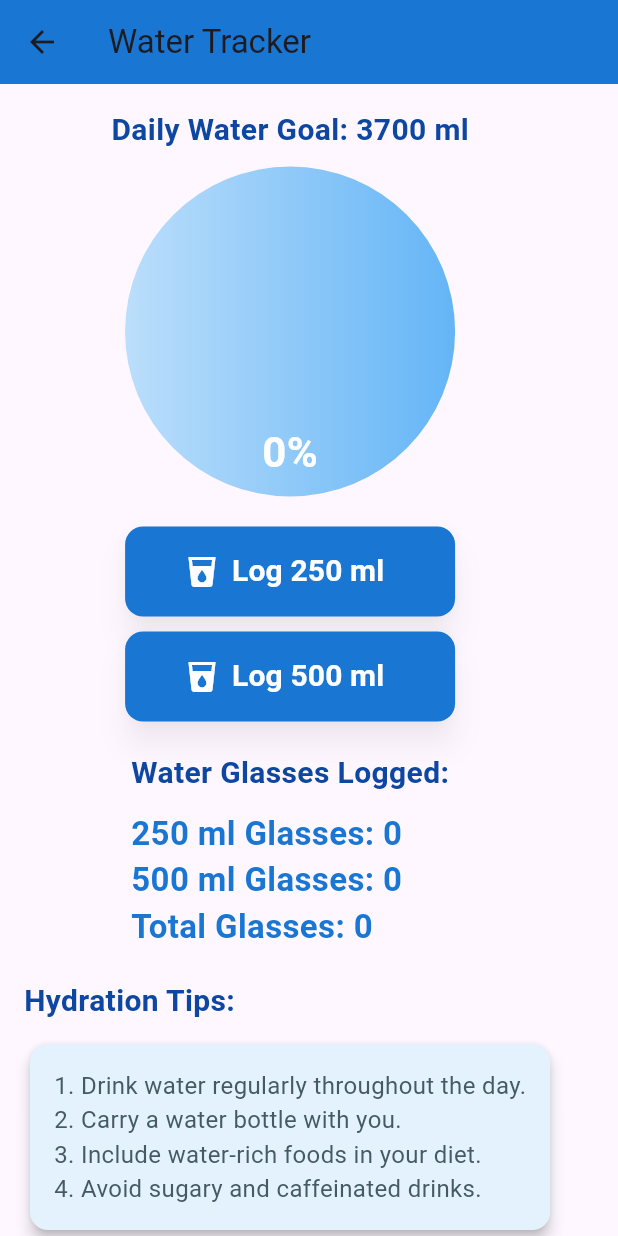
After one commit to hashanwijemanna/NutriMob, a Flutter app: the WaterTrackingScreen screen opened directly, on a phone screen of 412 x 824 dp. The commit adds this screen. Run offline on Flutter 3.47's test engine with Material 3 defaults, Android fonts, the phone set to English and light mode, and no system bars; our stand-ins replace cloud_firestore, firebase_auth, firebase_core, firebase_database, fl_chart, google_fonts and 2 more; accounts and stored records are empty.

Commit message:
Update
patch update

```diff
--- /dev/null
+++ b/nutri_mob/lib/WaterTracker.dart
@@ -0,0 +1,231 @@
+import 'package:flutter/material.dart';
+
+class WaterTrackingScreen extends StatefulWidget {
+  @override
+  _WaterTrackingScreenState createState() => _WaterTrackingScreenState();
+}
+
+class _WaterTrackingScreenState extends State<WaterTrackingScreen> {
+  int waterConsumed = 0; // in ml
+  final int waterGoal = 3700; // daily goal in ml
+  int count250mlGlasses = 0; // Count of 250 ml glasses logged
+  int count500mlGlasses = 0; // Count of 500 ml glasses logged
+
+  void _logWater(int amount) {
+    setState(() {
+      waterConsumed = (waterConsumed + amount).clamp(0, waterGoal);
+      if (amount == 250) {
+        count250mlGlasses += 1; // Increment the count for 250 ml glasses
+      } else if (amount == 500) {
+        count500mlGlasses += 1; // Increment the count for 500 ml glasses
+      }
+    });
+  }
+
+  @override
+  Widget build(BuildContext context) {
+    final size = MediaQuery.of(context).size;
+    final isPortrait = MediaQuery.of(context).orientation == Orientation.portrait;
+
+    return Scaffold(
+      appBar: AppBar(
+        title: Text('Water Tracker'),
+        backgroundColor: Colors.blue.shade700,
+        elevation: 0,
+      ),
+      body: SingleChildScrollView(
+        padding: EdgeInsets.all(isPortrait ? 16.0 : 24.0),
+        child: Column(
+          crossAxisAlignment: CrossAxisAlignment.center,
+          children: [
+            _buildWaterLevelTracker(size),
+            SizedBox(height: isPortrait ? 20 : 30),
+            _buildLogWaterButtons(),
+            SizedBox(height: isPortrait ? 20 : 30),
+            _buildWaterGlassesCount(),
+            SizedBox(height: isPortrait ? 20 : 30),
+            _buildHydrationTips(),
+          ],
+        ),
+      ),
+    );
+  }
+
+  Widget _buildWaterLevelTracker(Size size) {
+    double progress = waterConsumed / waterGoal;
+    return Column(
+      children: [
+        Text(
+          'Daily Water Goal: $waterGoal ml',
+          style: TextStyle(
+            fontSize: size.width > 600 ? 24 : 20,
+            fontWeight: FontWeight.bold,
+            color: Colors.blue.shade900,
+          ),
+        ),
+        SizedBox(height: 10),
+        Stack(
+          alignment: Alignment.center,
+          children: [
+            Container(
+              width: size.width > 600 ? 240 : 220,
+              height: size.width > 600 ? 240 : 220,
+              decoration: BoxDecoration(
+                shape: BoxShape.circle,
+                gradient: LinearGradient(
+                  colors: [Colors.blue.shade100, Colors.blue.shade300],
+                ),
+              ),
+            ),
+            Container(
+              width: size.width > 600 ? 220 : 200,
+              height: size.width > 600 ? 220 : 200,
+              child: Stack(
+                alignment: Alignment.bottomCenter,
+                children: [
+                  AnimatedContainer(
+                    width: size.width > 600 ? 220 : 200,
+                    height: (size.width > 600 ? 220 : 200) * progress,
+                    decoration: BoxDecoration(
+                      shape: BoxShape.circle,
+                      gradient: LinearGradient(
+                        colors: [Colors.blue.shade700, Colors.blue.shade900],
+                      ),
+                    ),
+                    duration: Duration(milliseconds: 500),
+                  ),
+                  Text(
+                    '${(progress * 100).toStringAsFixed(0)}%',
+                    style: TextStyle(
+                      fontSize: size.width > 600 ? 34 : 28,
+                      color: Colors.white,
+                      fontWeight: FontWeight.bold,
+                    ),
+                  ),
+                ],
+              ),
+            ),
+          ],
+        ),
+      ],
+    );
+  }
+
+  Widget _buildLogWaterButtons() {
+    return Column(
+      children: [
+        ElevatedButton.icon(
+          onPressed: () => _logWater(250),
+          style: ElevatedButton.styleFrom(
+            backgroundColor: Colors.blue.shade700,
+            minimumSize: Size(220, 60),
+            shape: RoundedRectangleBorder(
+              borderRadius: BorderRadius.circular(12),
+            ),
+            elevation: 8,
+            shadowColor: Colors.black.withOpacity(0.3),
+          ),
+          icon: Icon(Icons.local_drink, size: 24, color: Colors.white),
+          label: Text(
+            'Log 250 ml',
+            style: TextStyle(fontSize: 20, fontWeight: FontWeight.bold, color: Colors.white),
+          ),
+        ),
+        SizedBox(height: 10),
+        ElevatedButton.icon(
+          onPressed: () => _logWater(500),
+          style: ElevatedButton.styleFrom(
+            backgroundColor: Colors.blue.shade700,
+            minimumSize: Size(220, 60),
+            shape: RoundedRectangleBorder(
+              borderRadius: BorderRadius.circular(12),
+            ),
+            elevation: 8,
+            shadowColor: Colors.black.withOpacity(0.3),
+          ),
+          icon: Icon(Icons.local_drink, size: 24, color: Colors.white),
+          label: Text(
+            'Log 500 ml',
+            style: TextStyle(fontSize: 20, fontWeight: FontWeight.bold, color: Colors.white),
+          ),
+        ),
+      ],
+    );
+  }
+
+  Widget _buildWaterGlassesCount() {
+    int totalGlassesCount = count250mlGlasses + count500mlGlasses;
+    return Column(
+      crossAxisAlignment: CrossAxisAlignment.start,
+      children: [
+        Text(
+          'Water Glasses Logged:',
+          style: TextStyle(
+            fontSize: 20,
+            fontWeight: FontWeight.bold,
+            color: Colors.blue.shade900,
+          ),
+        ),
+        SizedBox(height: 10),
+        Text(
+          '250 ml Glasses: $count250mlGlasses',
+          style: TextStyle(
+            fontSize: 22,
+            fontWeight: FontWeight.bold,
+            color: Colors.blue.shade700,
+          ),
+        ),
+        Text(
+          '500 ml Glasses: $count500mlGlasses',
+          style: TextStyle(
+            fontSize: 22,
+            fontWeight: FontWeight.bold,
+            color: Colors.blue.shade700,
+          ),
+        ),
+        Text(
+          'Total Glasses: $totalGlassesCount',
+          style: TextStyle(
+            fontSize: 22,
+            fontWeight: FontWeight.bold,
+            color: Colors.blue.shade700,
+          ),
+        ),
+      ],
+    );
+  }
+
+  Widget _buildHydrationTips() {
+    return Column(
+      crossAxisAlignment: CrossAxisAlignment.start,
+      children: [
+        Text(
+          'Hydration Tips:',
+          style: TextStyle(
+            fontSize: 20,
+            fontWeight: FontWeight.bold,
+            color: Colors.blue.shade900,
+          ),
+        ),
+        SizedBox(height: 10),
+        Card(
+          color: Colors.blue.shade50,
+          elevation: 4,
+          shape: RoundedRectangleBorder(
+            borderRadius: BorderRadius.circular(12.0),
+          ),
+          child: Padding(
+            padding: const EdgeInsets.all(16.0),
+            child: Text(
+              '1. Drink water regularly throughout the day.\n'
+                  '2. Carry a water bottle with you.\n'
+                  '3. Include water-rich foods in your diet.\n'
+                  '4. Avoid sugary and caffeinated drinks.',
+              style: TextStyle(fontSize: 16, color: Colors.blueGrey.shade700),
+            ),
+          ),
+        ),
+      ],
+    );
+  }
+}
--- a/nutri_mob/pubspec.yaml
+++ b/nutri_mob/pubspec.yaml
@@ -110,6 +110,10 @@ flutter:
     - assets/rule3.gif
     - assets/rule4.gif
     - assets/rule5.gif
+    - assets/male.gif
+    - assets/female.gif
+    - assets/virtual_glass.gif
+    - assets/water_droplet.gif
 
   #   - images/a_dot_ham.jpeg
 
@@ -146,6 +150,7 @@ flutter:
         - asset: assets/fonts/LexendDeca-Bold.ttf
           weight: 700 # Bold weight
 
+
 flutter_launcher_icons:
   android: "launcher_icon"
   ios: "AppIcon"
```
Also changed, not shown: nutri_mob/lib/BMI CAL.dart (+174 -56 lines), nutri_mob/lib/home.dart (+64 -83 lines), nutri_mob/assets/female.gif (added), nutri_mob/assets/male.gif (added), nutri_mob/assets/virtual_glass.gif (added), nutri_mob/assets/water_droplet.gif (added), nutri_mob/pubspec.lock.
